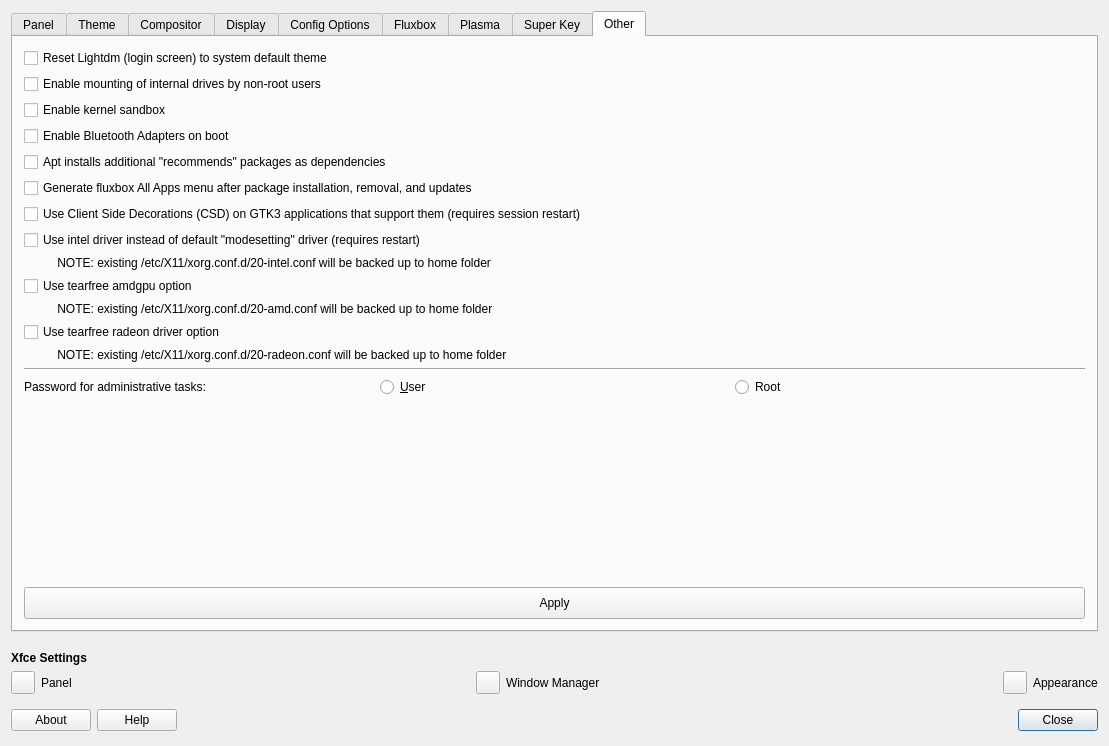
Old version of the form defaultlook.ui in the repository MX-Linux/mx-tweak.
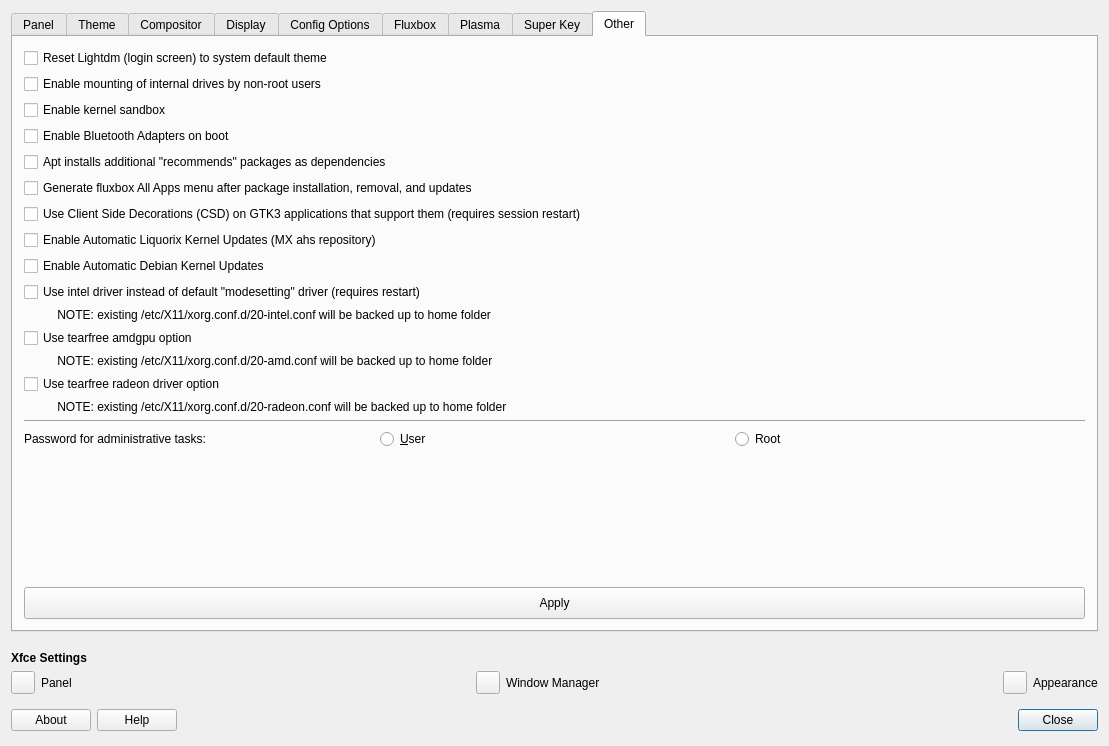
New version of the form. The open tabs and pages were chosen to show the change. Icons and pictures are not drawn.

Commit message: add apt hold/unhold functions for liq. and debian kernels

Patch:
```diff
--- a/defaultlook.ui
+++ b/defaultlook.ui
@@ -265,7 +265,7 @@
       <enum>QTabWidget::North</enum>
      </property>
      <property name="currentIndex">
-      <number>7</number>
+      <number>8</number>
      </property>
      <widget class="QWidget" name="Panel">
       <attribute name="title">
@@ -1912,34 +1912,28 @@
          <property name="sizeConstraint">
           <enum>QLayout::SetNoConstraint</enum>
          </property>
-         <item row="16" column="0" colspan="3">
-          <spacer name="verticalSpacer_6">
-           <property name="orientation">
-            <enum>Qt::Vertical</enum>
+         <item row="13" column="0" colspan="3">
+          <widget class="QCheckBox" name="checkboxRadeontearfree">
+           <property name="text">
+            <string>Use tearfree radeon driver option</string>
            </property>
-           <property name="sizeHint" stdset="0">
-            <size>
-             <width>20</width>
-             <height>77</height>
-            </size>
-           </property>
-          </spacer>
+          </widget>
          </item>
-         <item row="0" column="0" colspan="3">
-          <widget class="QCheckBox" name="checkBoxLightdmReset">
+         <item row="14" column="0" colspan="3">
+          <widget class="QLabel" name="labelradeon">
            <property name="text">
-            <string>Reset Lightdm (login screen) to system default theme</string>
+            <string>          NOTE: existing /etc/X11/xorg.conf.d/20-radeon.conf will be backed up to home folder</string>
            </property>
           </widget>
          </item>
-         <item row="15" column="0">
+         <item row="18" column="0">
           <widget class="QLabel" name="label_11">
            <property name="text">
             <string>Password for administrative tasks:</string>
            </property>
           </widget>
          </item>
-         <item row="17" column="0" colspan="3">
+         <item row="20" column="0" colspan="3">
           <widget class="QPushButton" name="ButtonApplyEtc">
            <property name="minimumSize">
             <size>
@@ -1956,38 +1950,17 @@
            </property>
           </widget>
          </item>
-         <item row="14" column="0" colspan="3">
-          <widget class="Line" name="line_2">
-           <property name="orientation">
-            <enum>Qt::Horizontal</enum>
-           </property>
-          </widget>
-         </item>
-         <item row="1" column="0" colspan="3">
-          <widget class="QCheckBox" name="checkBoxMountInternalDrivesNonRoot">
+         <item row="5" column="0" colspan="3">
+          <widget class="QCheckBox" name="checkBoxDisableFluxboxMenuGeneration">
            <property name="text">
-            <string>Enable mounting of internal drives by non-root users</string>
+            <string>Generate fluxbox All Apps menu after package installation, removal, and updates</string>
            </property>
           </widget>
          </item>
-         <item row="15" column="2">
-          <widget class="QRadioButton" name="radioSudoRoot">
+         <item row="0" column="0" colspan="3">
+          <widget class="QCheckBox" name="checkBoxLightdmReset">
            <property name="text">
-            <string>Root</string>
-           </property>
-          </widget>
-         </item>
-         <item row="2" column="0" colspan="3">
-          <widget class="QCheckBox" name="checkBoxSandbox">
-           <property name="text">
-            <string>Enable kernel sandbox</string>
-           </property>
-          </widget>
-         </item>
-         <item row="15" column="1">
-          <widget class="QRadioButton" name="radioSudoUser">
-           <property name="text">
-            <string>&amp;User</string>
+            <string>Reset Lightdm (login screen) to system default theme</string>
            </property>
           </widget>
          </item>
@@ -2001,6 +1974,40 @@
            </property>
           </widget>
          </item>
+         <item row="18" column="2">
+          <widget class="QRadioButton" name="radioSudoRoot">
+           <property name="text">
+            <string>Root</string>
+           </property>
+          </widget>
+         </item>
+         <item row="11" column="0" colspan="3">
+          <widget class="QCheckBox" name="checkboxAMDtearfree">
+           <property name="text">
+            <string>Use tearfree amdgpu option</string>
+           </property>
+          </widget>
+         </item>
+         <item row="12" column="0" colspan="3">
+          <widget class="QLabel" name="labelamdgpu">
+           <property name="text">
+            <string>          NOTE: existing /etc/X11/xorg.conf.d/20-amd.conf will be backed up to home folder</string>
+           </property>
+          </widget>
+         </item>
+         <item row="19" column="0" colspan="3">
+          <spacer name="verticalSpacer_6">
+           <property name="orientation">
+            <enum>Qt::Vertical</enum>
+           </property>
+           <property name="sizeHint" stdset="0">
+            <size>
+             <width>20</width>
+             <height>77</height>
+            </size>
+           </property>
+          </spacer>
+         </item>
          <item row="4" column="0" colspan="3">
           <widget class="QCheckBox" name="checkBoxInstallRecommends">
            <property name="text">
@@ -2008,10 +2015,24 @@
            </property>
           </widget>
          </item>
-         <item row="5" column="0" colspan="3">
-          <widget class="QCheckBox" name="checkBoxDisableFluxboxMenuGeneration">
+         <item row="1" column="0" colspan="3">
+          <widget class="QCheckBox" name="checkBoxMountInternalDrivesNonRoot">
            <property name="text">
-            <string>Generate fluxbox All Apps menu after package installation, removal, and updates</string>
+            <string>Enable mounting of internal drives by non-root users</string>
+           </property>
+          </widget>
+         </item>
+         <item row="10" column="0" colspan="3">
+          <widget class="QLabel" name="labelIntel">
+           <property name="text">
+            <string>          NOTE: existing /etc/X11/xorg.conf.d/20-intel.conf will be backed up to home folder</string>
+           </property>
+          </widget>
+         </item>
+         <item row="18" column="1">
+          <widget class="QRadioButton" name="radioSudoUser">
+           <property name="text">
+            <string>&amp;User</string>
            </property>
           </widget>
          </item>
@@ -2022,45 +2043,38 @@
            </property>
           </widget>
          </item>
-         <item row="8" column="0" colspan="3">
+         <item row="2" column="0" colspan="3">
+          <widget class="QCheckBox" name="checkBoxSandbox">
+           <property name="text">
+            <string>Enable kernel sandbox</string>
+           </property>
+          </widget>
+         </item>
+         <item row="15" column="0" colspan="3">
+          <widget class="Line" name="line_2">
+           <property name="orientation">
+            <enum>Qt::Horizontal</enum>
+           </property>
+          </widget>
+         </item>
+         <item row="9" column="0" colspan="3">
           <widget class="QCheckBox" name="checkboxIntelDriver">
            <property name="text">
             <string>Use intel driver instead of default &quot;modesetting&quot; driver (requires restart)</string>
            </property>
           </widget>
          </item>
-         <item row="9" column="0" colspan="3">
-          <widget class="QLabel" name="labelIntel">
+         <item row="7" column="0" colspan="3">
+          <widget class="QCheckBox" name="checkBoxLiqKernelUpdates">
            <property name="text">
-            <string>          NOTE: existing /etc/X11/xorg.conf.d/20-intel.conf will be backed up to home folder</string>
+            <string>Enable Automatic Liquorix Kernel Updates (MX ahs repository)</string>
            </property>
           </widget>
          </item>
-         <item row="10" column="0" colspan="3">
-          <widget class="QCheckBox" name="checkboxAMDtearfree">
+         <item row="8" column="0" colspan="3">
+          <widget class="QCheckBox" name="checkBoxDebianKernelUpdates">
            <property name="text">
-            <string>Use tearfree amdgpu option</string>
-           </property>
-          </widget>
-         </item>
-         <item row="11" column="0" colspan="3">
-          <widget class="QLabel" name="labelamdgpu">
-           <property name="text">
-            <string>          NOTE: existing /etc/X11/xorg.conf.d/20-amd.conf will be backed up to home folder</string>
-           </property>
-          </widget>
-         </item>
-         <item row="12" column="0" colspan="3">
-          <widget class="QCheckBox" name="checkboxRadeontearfree">
-           <property name="text">
-            <string>Use tearfree radeon driver option</string>
-           </property>
-          </widget>
-         </item>
-         <item row="13" column="0" colspan="3">
-          <widget class="QLabel" name="labelradeon">
-           <property name="text">
-            <string>          NOTE: existing /etc/X11/xorg.conf.d/20-radeon.conf will be backed up to home folder</string>
+            <string>Enable Automatic Debian Kernel Updates</string>
            </property>
           </widget>
          </item>
```
The commit also changes 3 other files.
